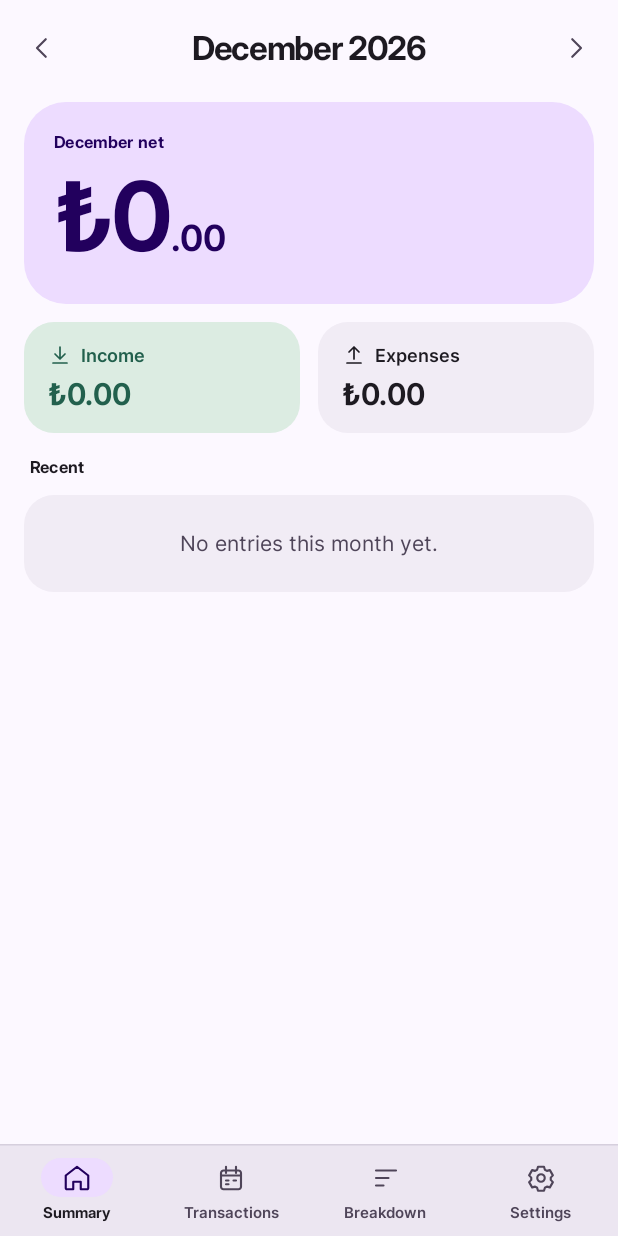
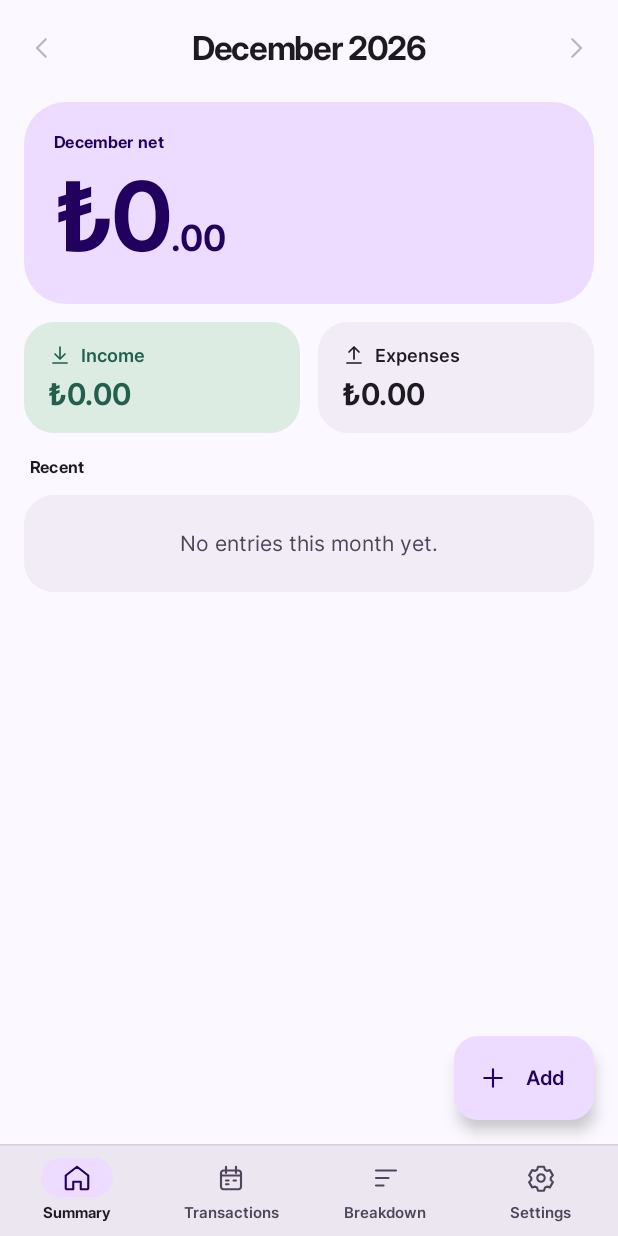
Before and after one commit to cusufcan/maliyem-android, an Android app built with Jetpack Compose: the screen it shows after launch (MainActivity), on a phone screen of 412 x 824 dp. Run offline under Robolectric (Android 15) with nearby library versions, the phone set to English and light mode, and no system bars; our stand-ins replace Dagger/Hilt's generated code, Room's generated code.

Commit message:
feat: add new transaction sheet
- Add bottom sheet with type, amount, category, date and note
- Highlight saved entry on summary and offer undo via snackbar
- Skip months without entries in summary navigation

```diff
--- a/app/src/main/java/com/mercan/maliyem/data/local/TransactionDao.kt
+++ b/app/src/main/java/com/mercan/maliyem/data/local/TransactionDao.kt
@@ -16,8 +16,15 @@ interface TransactionDao {
     @Query("SELECT * FROM transactions WHERE date BETWEEN :from AND :to ORDER BY date DESC, createdAt DESC")
     fun observeRange(from: LocalDate, to: LocalDate): Flow<List<TransactionWithCategory>>
 
+    /** Kaydı olan günler; ay gezintisi boş ayları atlasın diye. */
+    @Query("SELECT DISTINCT date FROM transactions")
+    fun observeDates(): Flow<List<LocalDate>>
+
     @Insert
     suspend fun insert(transaction: TransactionEntity): Long
+
+    @Query("DELETE FROM transactions WHERE id = :id")
+    suspend fun deleteById(id: Long)
 
     @Update
     suspend fun update(transaction: TransactionEntity)
--- a/app/src/main/java/com/mercan/maliyem/data/repository/TransactionRepository.kt
+++ b/app/src/main/java/com/mercan/maliyem/data/repository/TransactionRepository.kt
@@ -1,19 +1,36 @@
 package com.mercan.maliyem.data.repository
 
 import com.mercan.maliyem.data.local.TransactionDao
+import com.mercan.maliyem.data.local.TransactionEntity
 import com.mercan.maliyem.data.local.TransactionWithCategory
 import java.time.YearMonth
 import javax.inject.Inject
 import kotlinx.coroutines.flow.Flow
+import kotlinx.coroutines.flow.map
 
 /** Kayıtlara ekranların tek kapısı; testte sahtesi verilebilsin diye arayüz. */
 interface TransactionRepository {
     /** [month] içindeki kayıtlar, en yeni başta. */
     fun observeMonth(month: YearMonth): Flow<List<TransactionWithCategory>>
+
+    /** En az bir kaydı olan aylar. */
+    fun observeMonthsWithData(): Flow<Set<YearMonth>>
+
+    /** Yeni kaydı ekler, kimliğini döndürür. */
+    suspend fun add(transaction: TransactionEntity): Long
+
+    /** "Geri al" için; kayıt yoksa bir şey yapmaz. */
+    suspend fun delete(id: Long)
 }
 
 class RoomTransactionRepository @Inject constructor(
     private val dao: TransactionDao,
 ) : TransactionRepository {
     override fun observeMonth(month: YearMonth) = dao.observeRange(month.atDay(1), month.atEndOfMonth())
+
+    override fun observeMonthsWithData() = dao.observeDates().map { dates -> dates.mapTo(HashSet(), YearMonth::from) }
+
+    override suspend fun add(transaction: TransactionEntity) = dao.insert(transaction)
+
+    override suspend fun delete(id: Long) = dao.deleteById(id)
 }
--- a/app/src/main/java/com/mercan/maliyem/di/RepositoryModule.kt
+++ b/app/src/main/java/com/mercan/maliyem/di/RepositoryModule.kt
@@ -1,5 +1,7 @@
 package com.mercan.maliyem.di
 
+import com.mercan.maliyem.data.repository.CategoryRepository
+import com.mercan.maliyem.data.repository.RoomCategoryRepository
 import com.mercan.maliyem.data.repository.RoomTransactionRepository
 import com.mercan.maliyem.data.repository.TransactionRepository
 import dagger.Binds
@@ -11,4 +13,6 @@ import dagger.hilt.components.SingletonComponent
 @InstallIn(SingletonComponent::class)
 abstract class RepositoryModule {
     @Binds abstract fun bindTransactionRepository(impl: RoomTransactionRepository): TransactionRepository
+
+    @Binds abstract fun bindCategoryRepository(impl: RoomCategoryRepository): CategoryRepository
 }
--- a/app/src/main/java/com/mercan/maliyem/ui/summary/SummaryLogic.kt
+++ b/app/src/main/java/com/mercan/maliyem/ui/summary/SummaryLogic.kt
@@ -20,6 +20,9 @@ data class SummaryUiState(
     val incomeMinor: Long = 0,
     val expenseMinor: Long = 0,
     val recent: List<SummaryRow> = emptyList(),
+    /** ‹ › hedefleri; gidilecek ay yoksa null ve düğme pasif. */
+    val previousMonth: YearMonth? = null,
+    val nextMonth: YearMonth? = null,
 ) {
     val netMinor: Long get() = incomeMinor - expenseMinor
     val isEmpty: Boolean get() = recent.isEmpty()
@@ -47,3 +50,12 @@ fun buildSummary(rows: List<TransactionWithCategory>, month: YearMonth): Summary
         .map { (t, c) -> SummaryRow(t.id, t.type, t.amountMinor, t.note, c.key, c.name, c.icon) }
     return SummaryUiState(month, income, expense, recent)
 }
+
+/**
+ * ‹ › ile gidilecek aylar: yalnız kaydı olan aylar ve [today]; aradaki boş aylar atlanır.
+ * Bu ay boş olsa da gösterilir, çünkü yeni kayıt oraya girer.
+ */
+fun adjacentMonths(current: YearMonth, withData: Set<YearMonth>, today: YearMonth): Pair<YearMonth?, YearMonth?> {
+    val months = withData + today
+    return months.filter { it < current }.maxOrNull() to months.filter { it > current }.minOrNull()
+}
--- a/app/src/main/java/com/mercan/maliyem/ui/summary/SummaryScreen.kt
+++ b/app/src/main/java/com/mercan/maliyem/ui/summary/SummaryScreen.kt
@@ -5,6 +5,7 @@ import androidx.compose.foundation.layout.Arrangement
 import androidx.compose.foundation.layout.Box
 import androidx.compose.foundation.layout.Column
 import androidx.compose.foundation.layout.Row
+import androidx.compose.foundation.layout.WindowInsets
 import androidx.compose.foundation.layout.fillMaxSize
 import androidx.compose.foundation.layout.fillMaxWidth
 import androidx.compose.foundation.layout.heightIn
@@ -14,15 +15,27 @@ import androidx.compose.foundation.rememberScrollState
 import androidx.compose.foundation.text.BasicText
 import androidx.compose.foundation.text.TextAutoSize
 import androidx.compose.foundation.verticalScroll
+import androidx.compose.material3.ExtendedFloatingActionButton
 import androidx.compose.material3.HorizontalDivider
 import androidx.compose.material3.IconButton
 import androidx.compose.material3.MaterialTheme
+import androidx.compose.material3.Scaffold
+import androidx.compose.material3.SnackbarDuration
+import androidx.compose.material3.SnackbarHost
+import androidx.compose.material3.SnackbarHostState
+import androidx.compose.material3.SnackbarResult
 import androidx.compose.material3.Text
 import androidx.compose.material3.TextButton
 import androidx.compose.runtime.Composable
 import androidx.compose.runtime.getValue
+import androidx.compose.runtime.mutableStateOf
+import androidx.compose.runtime.remember
+import androidx.compose.runtime.rememberCoroutineScope
+import androidx.compose.runtime.saveable.rememberSaveable
+import androidx.compose.runtime.setValue
 import androidx.compose.ui.Alignment
 import androidx.compose.ui.Modifier
+import androidx.compose.ui.draw.clip
 import androidx.compose.ui.graphics.Color
 import androidx.compose.ui.platform.LocalConfiguration
 import androidx.compose.ui.res.stringResource
@@ -43,6 +56,7 @@ import androidx.lifecycle.compose.collectAsStateWithLifecycle
 import com.mercan.maliyem.R
 import com.mercan.maliyem.data.local.DefaultCategories
 import com.mercan.maliyem.data.local.TransactionType
+import com.mercan.maliyem.ui.add.AddTransactionSheet
 import com.mercan.maliyem.ui.components.TransactionRow
 import com.mercan.maliyem.ui.theme.LocalMoneyColors
 import com.mercan.maliyem.ui.theme.MaliyemTheme
@@ -54,12 +68,54 @@ import com.mercan.maliyem.util.splitFraction
 import java.time.YearMonth
 import java.time.format.DateTimeFormatter
 import java.util.Locale
+import kotlinx.coroutines.launch
 
 @Composable
 fun SummaryScreen(onSeeAll: () -> Unit, viewModel: SummaryViewModel = hiltViewModel()) {
     val state by viewModel.uiState.collectAsStateWithLifecycle()
-    state?.let {
-        SummaryContent(it, onPreviousMonth = viewModel::previousMonth, onNextMonth = viewModel::nextMonth, onSeeAll = onSeeAll)
+    val snackbar = remember { SnackbarHostState() }
+    val scope = rememberCoroutineScope()
+    // Alt sayfa ayrı rota değil, bu ekranın durumu (ADR-0008).
+    var sheetOpen by rememberSaveable { mutableStateOf(false) }
+    var highlightId by rememberSaveable { mutableStateOf<Long?>(null) }
+    val savedExpense = stringResource(R.string.add_saved_expense)
+    val savedIncome = stringResource(R.string.add_saved_income)
+    val undoLabel = stringResource(R.string.add_undo)
+    Scaffold(
+        containerColor = Color.Transparent,
+        contentWindowInsets = WindowInsets(0),
+        snackbarHost = { SnackbarHost(snackbar) },
+        floatingActionButton = {
+            ExtendedFloatingActionButton(
+                onClick = { sheetOpen = true },
+                icon = { SeyirIcon(R.drawable.ic_seyir_plus) },
+                text = { Text(stringResource(R.string.add_open), fontWeight = FontWeight.SemiBold) },
+                shape = MaterialTheme.shapes.medium,
+            )
+        },
+    ) { padding ->
+        state?.let {
+            SummaryContent(
+                it, onPreviousMonth = viewModel::previousMonth, onNextMonth = viewModel::nextMonth, onSeeAll = onSeeAll,
+                modifier = Modifier.padding(padding), highlightId = highlightId,
+            )
+        }
+    }
+    if (sheetOpen) {
+        AddTransactionSheet(
+            onDismiss = { sheetOpen = false },
+            onSaved = { entry ->
+                sheetOpen = false
+                viewModel.showMonth(entry.date)
+                highlightId = entry.id
+                scope.launch {
+                    val message = if (entry.type == TransactionType.INCOME) savedIncome else savedExpense
+                    val result = snackbar.showSnackbar(message, actionLabel = undoLabel, duration = SnackbarDuration.Short)
+                    if (result == SnackbarResult.ActionPerformed) viewModel.undo(entry.id)
+                    highlightId = null
+                }
+            },
+        )
     }
 }
 
@@ -70,14 +126,20 @@ fun SummaryContent(
     onNextMonth: () -> Unit,
     onSeeAll: () -> Unit,
     modifier: Modifier = Modifier,
+    highlightId: Long? = null,
 ) {
     val locale = LocalConfiguration.current.locales[0]
     Column(
         modifier.fillMaxSize().verticalScroll(rememberScrollState())
-            .padding(start = Spacing.lg, end = Spacing.lg, top = Spacing.sm, bottom = Spacing.lg),
+            // Alttaki ek boşluk son satırın Ekle düğmesinin altında kalmaması için.
+            .padding(start = Spacing.lg, end = Spacing.lg, top = Spacing.sm, bottom = Spacing.lg + 72.dp),
         verticalArrangement = Arrangement.spacedBy(Spacing.md),
     ) {
-        MonthHeader(state.month, locale, onPreviousMonth, onNextMonth)
+        MonthHeader(
+            state.month, locale,
+            onPrevious = onPreviousMonth.takeIf { state.previousMonth != null },
+            onNext = onNextMonth.takeIf { state.nextMonth != null },
+        )
         Hero(state, locale)
         Row(horizontalArrangement = Arrangement.spacedBy(Spacing.md)) {
             val money = LocalMoneyColors.current
@@ -90,7 +152,7 @@ fun SummaryContent(
                 MaterialTheme.colorScheme.surfaceContainer, MaterialTheme.colorScheme.onSurface, Modifier.weight(1f),
             )
         }
-        RecentSection(state, locale, onSeeAll)
+        RecentSection(state, locale, onSeeAll, highlightId)
     }
 }
 
@@ -98,12 +160,14 @@ private fun monthTitle(pattern: String, month: YearMonth, locale: Locale) =
     DateTimeFormatter.ofPattern(pattern, locale).format(month).replaceFirstChar { it.titlecase(locale) }
 
 @Composable
-private fun MonthHeader(month: YearMonth, locale: Locale, onPrevious: () -> Unit, onNext: () -> Unit) {
+private fun MonthHeader(month: YearMonth, locale: Locale, onPrevious: (() -> Unit)?, onNext: (() -> Unit)?) {
     val tint = MaterialTheme.colorScheme.onSurfaceVariant
+    // Gidilecek ay yoksa düğme pasif; M3'ün pasif içerik saydamlığı (%38).
+    fun tintFor(action: (() -> Unit)?) = if (action != null) tint else tint.copy(alpha = .38f)
     Row(Modifier.fillMaxWidth().heightIn(min = 48.dp), verticalAlignment = Alignment.CenterVertically) {
         // İkon kenarla hizalansın diye 48 dp düğme 12 dp dışarı taşar (pano: margin −12).
-        IconButton(onPrevious, Modifier.offset(x = (-12).dp)) {
-            SeyirIcon(R.drawable.ic_seyir_chevron_left, description = stringResource(R.string.summary_previous_month), tint = tint)
+        IconButton(onPrevious ?: {}, Modifier.offset(x = (-12).dp), enabled = onPrevious != null) {
+            SeyirIcon(R.drawable.ic_seyir_chevron_left, description = stringResource(R.string.summary_previous_month), tint = tintFor(onPrevious))
         }
         Text(
             monthTitle("LLLL yyyy", month, locale),
@@ -111,8 +175,8 @@ private fun MonthHeader(month: YearMonth, locale: Locale, onPrevious: () -> Unit
             style = MaterialTheme.typography.titleLarge.copy(fontSize = 22.sp, lineHeight = 28.sp),
             textAlign = TextAlign.Center,
         )
-        IconButton(onNext, Modifier.offset(x = 12.dp)) {
-            SeyirIcon(R.drawable.ic_seyir_chevron_right, description = stringResource(R.string.summary_next_month), tint = tint)
+        IconButton(onNext ?: {}, Modifier.offset(x = 12.dp), enabled = onNext != null) {
+            SeyirIcon(R.drawable.ic_seyir_chevron_right, description = stringResource(R.string.summary_next_month), tint = tintFor(onNext))
         }
     }
 }
@@ -177,7 +241,7 @@ private fun Tile(icon: Int, label: String, amount: String, background: Color, co
 }
 
 @Composable
-private fun RecentSection(state: SummaryUiState, locale: Locale, onSeeAll: () -> Unit) {
+private fun RecentSection(state: SummaryUiState, locale: Locale, onSeeAll: () -> Unit, highlightId: Long?) {
     val colors = MaterialTheme.colorScheme
     Row(
         Modifier.fillMaxWidth().padding(start = Spacing.xs, top = Spacing.xs),
@@ -191,7 +255,7 @@ private fun RecentSection(state: SummaryUiState, locale: Locale, onSeeAll: () ->
         }
     }
     Column(
-        Modifier.fillMaxWidth().background(colors.surfaceContainer, MaterialTheme.shapes.large).padding(horizontal = Spacing.lg),
+        Modifier.fillMaxWidth().clip(MaterialTheme.shapes.large).background(colors.surfaceContainer),
     ) {
         if (state.isEmpty) {
             Box(Modifier.fillMaxWidth().padding(vertical = Spacing.xl), contentAlignment = Alignment.Center) {
@@ -199,7 +263,7 @@ private fun RecentSection(state: SummaryUiState, locale: Locale, onSeeAll: () ->
             }
         }
         state.recent.forEachIndexed { index, row ->
-            if (index > 0) HorizontalDivider(color = colors.outlineVariant)
+            if (index > 0) HorizontalDivider(Modifier.padding(horizontal = Spacing.lg), color = colors.outlineVariant)
             val category = DefaultCategories.nameRes(row.categoryKey)?.let { stringResource(it) } ?: row.categoryName.orEmpty()
             val income = row.type == TransactionType.INCOME
             TransactionRow(
@@ -208,6 +272,8 @@ private fun RecentSection(state: SummaryUiState, locale: Locale, onSeeAll: () ->
                 icon = row.icon,
                 amount = formatMoney(if (income) row.amountMinor else -row.amountMinor, locale, signed = true),
                 income = income,
+                highlighted = row.id == highlightId,
+                horizontalPadding = Spacing.lg,
             )
         }
     }
@@ -219,6 +285,7 @@ private fun SummaryPreview() = MaliyemTheme {
     SummaryContent(
         SummaryUiState(
             month = YearMonth.of(2026, 11),
+            previousMonth = YearMonth.of(2026, 9),
             incomeMinor = 3_170_000,
             expenseMinor = 2_207_665,
             recent = listOf(
@@ -228,5 +295,6 @@ private fun SummaryPreview() = MaliyemTheme {
             ),
         ),
         onPreviousMonth = {}, onNextMonth = {}, onSeeAll = {},
+        highlightId = 21,
     )
 }
--- a/app/src/main/java/com/mercan/maliyem/ui/summary/SummaryViewModel.kt
+++ b/app/src/main/java/com/mercan/maliyem/ui/summary/SummaryViewModel.kt
@@ -6,37 +6,54 @@ import androidx.lifecycle.viewModelScope
 import com.mercan.maliyem.data.repository.TransactionRepository
 import dagger.hilt.android.lifecycle.HiltViewModel
 import java.time.Clock
+import java.time.LocalDate
 import java.time.YearMonth
 import javax.inject.Inject
 import kotlinx.coroutines.ExperimentalCoroutinesApi
 import kotlinx.coroutines.flow.SharingStarted
 import kotlinx.coroutines.flow.StateFlow
+import kotlinx.coroutines.flow.combine
 import kotlinx.coroutines.flow.flatMapLatest
 import kotlinx.coroutines.flow.map
 import kotlinx.coroutines.flow.stateIn
+import kotlinx.coroutines.launch
 
 private const val KEY_MONTH = "month"
 
 @HiltViewModel
 class SummaryViewModel @Inject constructor(
     private val savedState: SavedStateHandle,
-    repository: TransactionRepository,
+    private val repository: TransactionRepository,
     clock: Clock,
 ) : ViewModel() {
 
     // Seçili ay "2026-11" olarak saklanır; süreç ölüp dönünce de aynı ay açılır (ADR-0007).
-    private val month = savedState.getStateFlow(KEY_MONTH, YearMonth.now(clock).toString())
+    private val today = YearMonth.now(clock)
+    private val month = savedState.getStateFlow(KEY_MONTH, today.toString())
 
     @OptIn(ExperimentalCoroutinesApi::class)
     val uiState: StateFlow<SummaryUiState?> = month
         .map(YearMonth::parse)
-        .flatMapLatest { m -> repository.observeMonth(m).map { buildSummary(it, m) } }
+        .flatMapLatest { m ->
+            combine(repository.observeMonth(m), repository.observeMonthsWithData()) { rows, withData ->
+                val (previous, next) = adjacentMonths(m, withData, today)
+                buildSummary(rows, m).copy(previousMonth = previous, nextMonth = next)
+            }
+        }
         .stateIn(viewModelScope, SharingStarted.WhileSubscribed(5_000), null)
 
-    fun previousMonth() = shift(-1)
-    fun nextMonth() = shift(1)
+    fun previousMonth() = go(uiState.value?.previousMonth)
+    fun nextMonth() = go(uiState.value?.nextMonth)
 
-    private fun shift(by: Long) {
-        savedState[KEY_MONTH] = YearMonth.parse(month.value).plusMonths(by).toString()
+    /** Yeni kayıt başka bir aya girildiyse Özet o aya geçer. */
+    fun showMonth(date: LocalDate) = go(YearMonth.from(date))
+
+    /** Snackbar'daki "Geri al": az önce eklenen kayıt silinir (ADR-0008). */
+    fun undo(id: Long) {
+        viewModelScope.launch { repository.delete(id) }
+    }
+
+    private fun go(target: YearMonth?) {
+        if (target != null) savedState[KEY_MONTH] = target.toString()
     }
 }
--- a/app/src/main/java/com/mercan/maliyem/ui/theme/SeyirTypography.kt
+++ b/app/src/main/java/com/mercan/maliyem/ui/theme/SeyirTypography.kt
@@ -53,5 +53,8 @@ internal val SeyirTypography = Typography(
 /** Özet ekranındaki ay neti: altı basamaklı tutar sığsın diye 64/68. */
 internal val MoneyHeroValue = seyirText(64, 68, FontWeight.Bold, -.035f, numeric = true)
 
+/** Yeni kayıt sayfasındaki tutar girişi. */
+internal val MoneyInputValue = seyirText(44, 52, FontWeight.Bold, -.02f, numeric = true)
+
 /** Hero tutarın kuruş ve ₺ kısmı. */
 internal val MoneyHeroFraction = seyirText(24, 28, FontWeight.Bold, -.01f, numeric = true)
--- /dev/null
+++ b/app/src/main/res/drawable/ic_seyir_plus.xml
@@ -0,0 +1,7 @@
+<vector xmlns:android="http://schemas.android.com/apk/res/android"
+    android:width="20dp" android:height="20dp"
+    android:viewportWidth="24" android:viewportHeight="24">
+    <path android:pathData="M12 5v14M5 12h14"
+        android:strokeColor="#000000" android:strokeWidth="1.7"
+        android:strokeLineCap="round" android:strokeLineJoin="round" />
+</vector>
```
Also changed, not shown: app/src/debug/java/com/mercan/maliyem/DebugSeedReceiver.kt (+5 -2 lines), app/src/main/java/com/mercan/maliyem/data/repository/CategoryRepository.kt (added, +20 -0 lines), app/src/main/java/com/mercan/maliyem/ui/add/AddTransactionLogic.kt (added, +68 -0 lines), app/src/main/java/com/mercan/maliyem/ui/add/AddTransactionSheet.kt (added, +290 -0 lines), app/src/main/java/com/mercan/maliyem/ui/add/AddTransactionViewModel.kt (added, +107 -0 lines), app/src/main/java/com/mercan/maliyem/ui/components/TransactionRow.kt (+14 -4 lines), app/src/main/res/drawable/ic_seyir_calendar.xml (added, +7 -0 lines), app/src/main/res/drawable/ic_seyir_note.xml (added, +7 -0 lines), app/src/main/res/values/strings.xml (+19 -0 lines), 4 other files.
